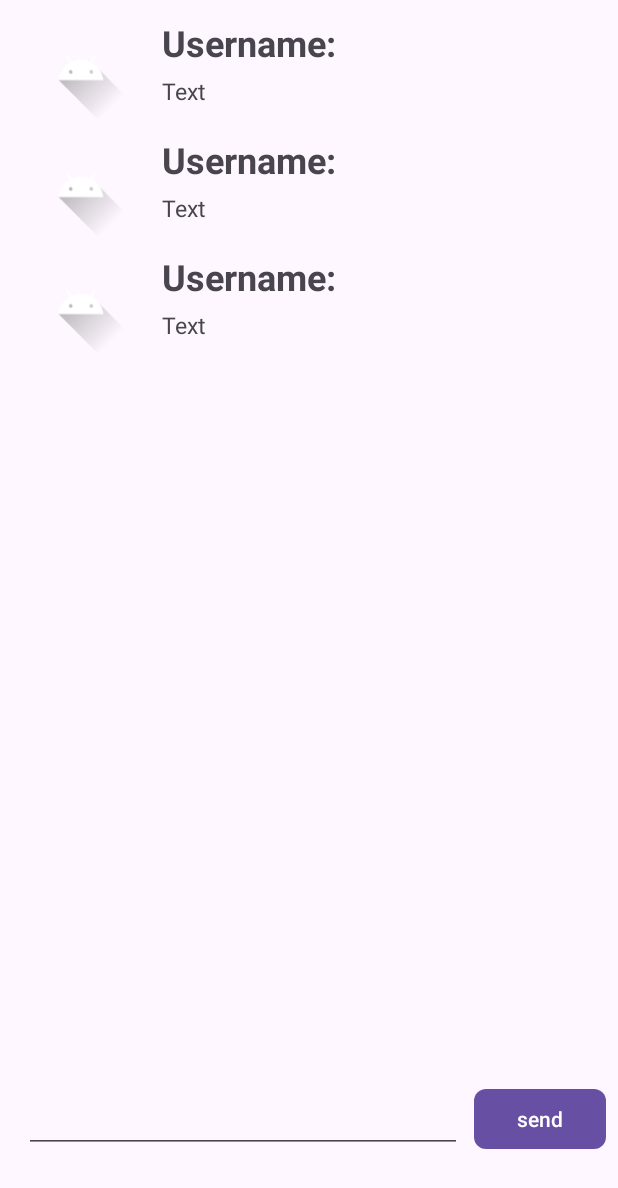
After one commit to Moznokasha/Application_DEPI, an Android app: the layout activity_recycler_view.xml on its own in the app's theme, with its tools: preview values and no code run, on a phone screen of 412 x 824 dp. The commit adds this screen. Shown: the top 1188 px of the screen. Run offline under Robolectric (Android 15) with nearby library versions, the phone set to English and light mode, and no system bars.

Commit message:
Initial Commit

```diff
--- a/app/build.gradle.kts
+++ b/app/build.gradle.kts
@@ -48,6 +48,10 @@ dependencies {
     implementation(libs.androidx.navigation.fragment.ktx)
     implementation(libs.androidx.navigation.ui.ktx)
     implementation("androidx.recyclerview:recyclerview:1.3.2")
+    implementation(libs.play.services.maps)
+    implementation(libs.androidx.fragment)
+    implementation(libs.androidx.gridlayout)
+    implementation(libs.play.services.ads)
     testImplementation(libs.junit)
     androidTestImplementation(libs.androidx.junit)
     androidTestImplementation(libs.androidx.espresso.core)
--- /dev/null
+++ b/app/src/main/res/layout/activity_recycler_view.xml
@@ -0,0 +1,50 @@
+<?xml version="1.0" encoding="utf-8"?>
+<androidx.constraintlayout.widget.ConstraintLayout xmlns:android="http://schemas.android.com/apk/res/android"
+    xmlns:app="http://schemas.android.com/apk/res-auto"
+    xmlns:tools="http://schemas.android.com/tools"
+    android:layout_width="match_parent"
+    android:layout_height="match_parent">
+
+    <androidx.recyclerview.widget.RecyclerView
+        android:id="@+id/recyclerView"
+        android:layout_width="395dp"
+        android:layout_height="664dp"
+        android:layout_marginStart="8dp"
+        android:layout_marginTop="4dp"
+        android:orientation="vertical"
+        app:layoutManager="androidx.recyclerview.widget.LinearLayoutManager"
+        app:layout_constraintStart_toStartOf="parent"
+        app:layout_constraintTop_toTopOf="parent"
+        tools:listitem="@layout/rv_item" />
+
+    <EditText
+        android:id="@+id/textView"
+        android:layout_width="0dp"
+        android:layout_height="wrap_content"
+        android:layout_marginStart="16dp"
+        android:layout_marginTop="16dp"
+        android:layout_marginEnd="8dp"
+        android:layout_marginBottom="16dp"
+        android:ems="10"
+        android:inputType="textLongMessage"
+        app:layout_constraintBottom_toBottomOf="parent"
+        app:layout_constraintEnd_toStartOf="@+id/button"
+        app:layout_constraintStart_toStartOf="parent"
+        app:layout_constraintTop_toBottomOf="@+id/recyclerView"
+        tools:ignore="TextViewEdits" />
+
+    <Button
+        android:id="@+id/button"
+        android:layout_width="0dp"
+        android:layout_height="wrap_content"
+        android:layout_marginTop="16dp"
+        android:layout_marginEnd="8dp"
+        android:layout_marginBottom="16dp"
+        app:cornerRadius="8dp"
+        android:text="@string/send"
+        app:layout_constraintBottom_toBottomOf="parent"
+        app:layout_constraintEnd_toEndOf="parent"
+        app:layout_constraintTop_toBottomOf="@+id/recyclerView" />
+
+
+</androidx.constraintlayout.widget.ConstraintLayout>
--- /dev/null
+++ b/app/src/main/res/layout/rv_item.xml
@@ -0,0 +1,46 @@
+<?xml version="1.0" encoding="utf-8"?>
+<androidx.constraintlayout.widget.ConstraintLayout xmlns:android="http://schemas.android.com/apk/res/android"
+    xmlns:app="http://schemas.android.com/apk/res-auto"
+    xmlns:tools="http://schemas.android.com/tools"
+    android:layout_width="match_parent"
+    android:layout_height="wrap_content"
+    app:layout_behavior="@string/appbar_scrolling_view_behavior">
+
+
+    <ImageView
+        android:id="@+id/iv_icon"
+        android:layout_width="76dp"
+        android:layout_height="70dp"
+        android:layout_marginStart="8dp"
+        android:layout_marginTop="8dp"
+        app:layout_constraintStart_toStartOf="parent"
+        app:layout_constraintTop_toTopOf="parent"
+        tools:srcCompat="@drawable/ic_launcher_foreground" />
+
+    <TextView
+        android:id="@+id/tv_username"
+        android:layout_width="0dp"
+        android:layout_height="30dp"
+        android:layout_marginStart="16dp"
+        android:layout_marginTop="8dp"
+        android:layout_marginEnd="8dp"
+        android:text="@string/username"
+        android:textSize="24sp"
+        android:textStyle="bold"
+        app:layout_constraintEnd_toEndOf="parent"
+        app:layout_constraintStart_toEndOf="@+id/iv_icon"
+        app:layout_constraintTop_toTopOf="parent" />
+
+    <TextView
+        android:id="@+id/tv5"
+        android:layout_width="0dp"
+        android:layout_height="wrap_content"
+        android:layout_marginStart="16dp"
+        android:layout_marginTop="8dp"
+        android:layout_marginEnd="8dp"
+        android:text="@string/text"
+        android:textSize="15sp"
+        app:layout_constraintEnd_toEndOf="parent"
+        app:layout_constraintStart_toEndOf="@+id/iv_icon"
+        app:layout_constraintTop_toBottomOf="@+id/tv_username" />
+</androidx.constraintlayout.widget.ConstraintLayout>
--- a/app/src/main/res/layout/sign_in.xml
+++ b/app/src/main/res/layout/sign_in.xml
@@ -74,7 +74,7 @@
         android:layout_width="241dp"
         android:layout_height="70dp"
         android:layout_marginTop="60dp"
-        android:text="@string/sign_in"
+        android:text="@string/log_in"
         android:textSize="24sp"
         app:cornerRadius="12dp"
         app:layout_constraintEnd_toEndOf="parent"
--- a/app/src/main/res/values/strings.xml
+++ b/app/src/main/res/values/strings.xml
@@ -65,5 +65,10 @@
     <string name="sign_in_here">Sign in Here</string>
     <string name="sign_in">Sign in</string>
     <string name="or_sign_in_with">or sign in with</string>
+    <string name="username">Username:</string>
+    <string name="textview">TextView</string>
+    <string name="text">Text</string>
+    <string name="send">send</string>
+    <string name="log_in">Log in</string>
 
 </resources>
--- a/build.gradle.kts
+++ b/build.gradle.kts
@@ -1,3 +1,4 @@
+
 // Top-level build file where you can add configuration options common to all sub-projects/modules.
 plugins {
     alias(libs.plugins.android.application) apply false
```
Also changed, not shown: app/src/main/AndroidManifest.xml (+13 -0 lines), app/src/main/java/com/mozn/applicationdpei/RecycleView/CustomAdapter.kt (added, +77 -0 lines), app/src/main/java/com/mozn/applicationdpei/RecycleView/MyDiffUtil.kt (added, +25 -0 lines), app/src/main/java/com/mozn/applicationdpei/RecycleView/RVItemActivity.kt (added, +32 -0 lines), app/src/main/java/com/mozn/applicationdpei/RecycleView/RecyclerViewActivity.kt (added, +61 -0 lines), app/src/main/java/com/mozn/applicationdpei/RecycleView/RecyclerViewItemActivity.kt (added, +21 -0 lines), app/src/main/res/layout/activity_recycler_view_item.xml (added, +10 -0 lines), app/src/main/res/layout/splash_screen.xml (+10 -0 lines), gradle/libs.versions.toml (+9 -1 lines), 1 other file.
